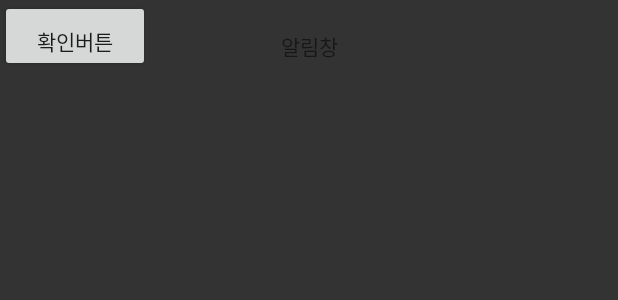
After one commit to JamesMun/ruok, an Android app: the layout activity_alert.xml on its own in the app's theme, with its tools: preview values and no code run, on a phone screen of 412 x 824 dp. The commit adds this screen. Shown: the top 300 px of the screen. Run offline under Robolectric (Android 15) with nearby library versions, the phone set to English and light mode, and no system bars.

Commit message:
Add AlertActivity Commit

```diff
--- a/app/build.gradle
+++ b/app/build.gradle
@@ -20,7 +20,7 @@ android {
 
 dependencies {
     implementation fileTree(include: ['*.jar'], dir: 'libs')
-    //implementation 'com.github.PhilJay:MPAndroidChart:v3.0.2'
+    implementation 'com.github.PhilJay:MPAndroidChart:v3.0.2'
     implementation 'com.android.support:appcompat-v7:26.1.0'
     implementation 'com.android.support.constraint:constraint-layout:1.0.2'
     implementation 'com.google.android.gms:play-services-maps:11.8.0'
--- /dev/null
+++ b/app/src/main/res/layout/activity_alert.xml
@@ -0,0 +1,25 @@
+<?xml version="1.0" encoding="utf-8"?>
+<android.support.constraint.ConstraintLayout xmlns:android="http://schemas.android.com/apk/res/android"
+    xmlns:app="http://schemas.android.com/apk/res-auto"
+    xmlns:tools="http://schemas.android.com/tools"
+    android:layout_width="match_parent"
+    android:layout_height="match_parent"
+    android:background="#333333"
+    tools:context=".AlertActivity">
+
+    <TextView
+        android:layout_width="match_parent"
+        android:layout_height="match_parent"
+        android:textAlignment="center"
+        android:layout_marginTop="20dp"
+        android:text="알림창"/>
+
+    <Button
+        android:id="@+id/confirmbtn"
+        android:layout_width="100dp"
+        android:layout_height="wrap_content"
+        android:textAlignment="center"
+        android:text="확인버튼"
+        android:gravity="bottom" />
+
+</android.support.constraint.ConstraintLayout>
--- a/app/src/main/res/layout/activity_tab_main.xml
+++ b/app/src/main/res/layout/activity_tab_main.xml
@@ -103,6 +103,11 @@
                 android:layout_height="wrap_content"
                 android:orientation="vertical">
 
+                <com.github.mikephil.charting.charts.LineChart
+                    android:id="@+id/chart"
+                    android:layout_width="match_parent"
+                    android:layout_height="150dp" />
+
             </LinearLayout>
 
         </FrameLayout>
```
Also changed, not shown: app/src/main/AndroidManifest.xml (+6 -1 lines), app/src/main/java/com/example/mun/ruok/AlertActivity.java (added, +46 -0 lines), app/src/main/java/com/example/mun/ruok/Fragment_TabMain.java (+97 -1 lines).
